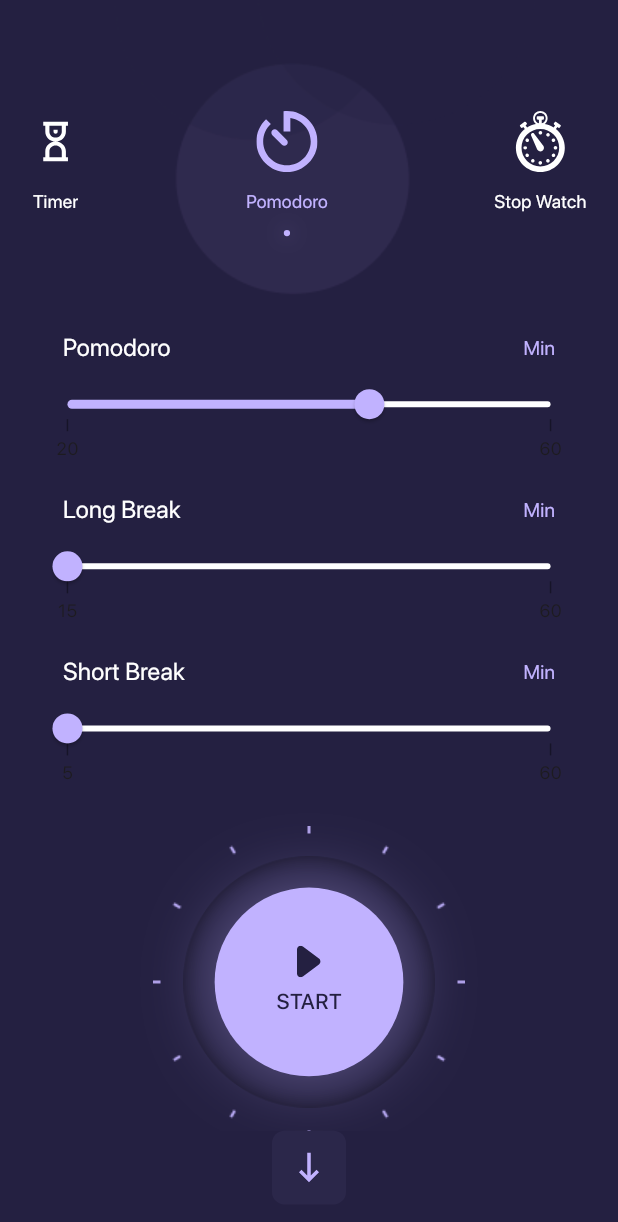
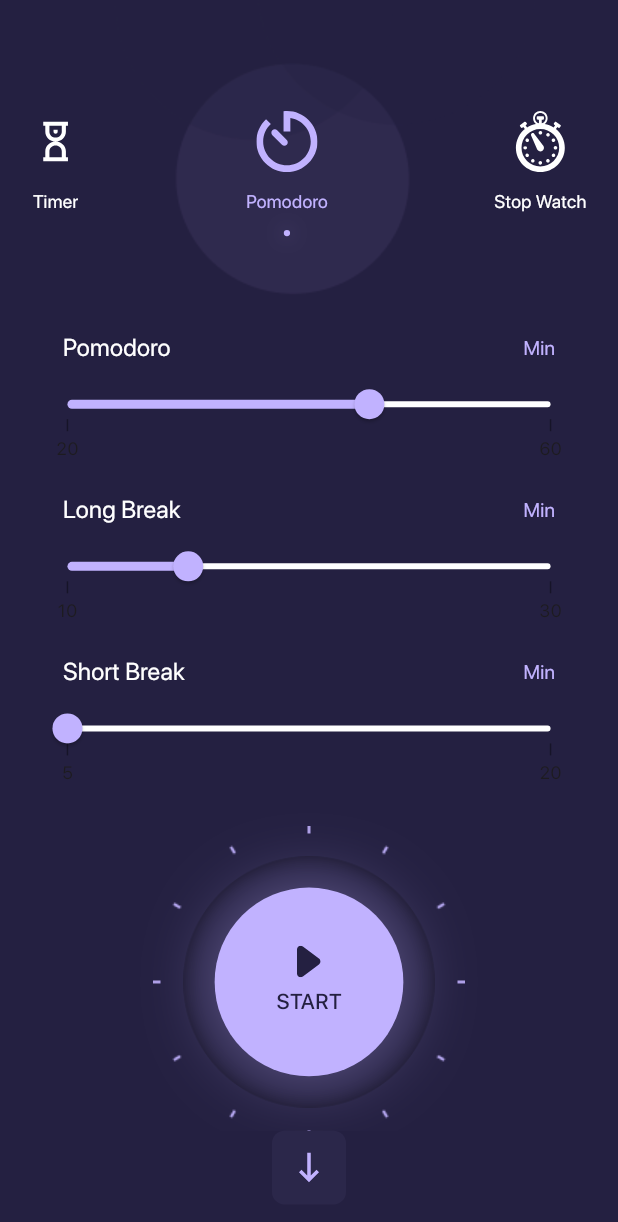
Before and after one commit to AnasKhaled1876/Smart-Work, a Flutter app: the PomodoroScreen screen opened by its route, after a tap on "Pomodoro", on a phone screen of 412 x 824 dp. Shown: the top 1222 px of the screen. Run offline on Flutter 3.47's test engine with Material 2 defaults, Android fonts, the phone set to English and light mode, and no system bars; drawn by our look-alikes of syncfusion_flutter_sliders; our stand-ins replace badges, dio, firebase_core, firebase_messaging, flutter_advanced_drawer, flutter_bloc and 8 more; missing offline and left inert: awesome_dio_interceptor, flutter_analog_clock, syncfusion_flutter_core; accounts and stored records are empty; statements that could not run were skipped; project files that could hold a hidden picture were left out.

Commit message:
Update Pomodoro timer settings and fix bugs

```diff
--- a/lib/presentation/screens/pomodoro.dart
+++ b/lib/presentation/screens/pomodoro.dart
@@ -91,7 +91,7 @@ class _PomodoroScreenState extends State<PomodoroScreen> {
                           InkWell(
                             splashColor: Colors.transparent,
                             onTap: () {
-                              cubit.changePomodoroMode(index: 0);
+                              cubit.changeTimeMode(index: 0);
                             },
                             child: ModeTile(
                               //TODO: Replace with sand clock
@@ -103,7 +103,7 @@ class _PomodoroScreenState extends State<PomodoroScreen> {
                           InkWell(
                             splashColor: Colors.transparent,
                             onTap: () {
-                              cubit.changePomodoroMode(index: 1);
+                              cubit.changeTimeMode(index: 1);
                             },
                             child: ModeTile(
                               icon: 'assets/icons/pomodoro.svg',
@@ -114,7 +114,7 @@ class _PomodoroScreenState extends State<PomodoroScreen> {
                           InkWell(
                             splashColor: Colors.transparent,
                             onTap: () {
-                              cubit.changePomodoroMode(index: 2);
+                              cubit.changeTimeMode(index: 2);
                             },
                             child: ModeTile(
                               icon: 'assets/icons/stopwatch.svg',
--- a/lib/presentation/widgets/pomodoro/pick_pomodoro_time.dart
+++ b/lib/presentation/widgets/pomodoro/pick_pomodoro_time.dart
@@ -40,8 +40,8 @@ class _PickPomodoroTimeState extends State<PickPomodoroTime> {
                 height: height * 20,
               ),
               TimeSlider(
-                  min: 15,
-                  max: 60,
+                  min: 10,
+                  max: 30,
                   title: "Long Break".i18n(),
                   onChanged: (value) {
                     cubit.changePomodoroTime(longBreak: value);
@@ -52,7 +52,7 @@ class _PickPomodoroTimeState extends State<PickPomodoroTime> {
               ),
               TimeSlider(
                 min: 5,
-                max: 60,
+                max: 20,
                 title: "Short Break".i18n(),
                 onChanged: (value) {
                   cubit.changePomodoroTime(shortBreak: value);
--- a/lib/presentation/widgets/pomodoro/pomodoro_widget.dart
+++ b/lib/presentation/widgets/pomodoro/pomodoro_widget.dart
@@ -37,11 +37,36 @@ class _PomodoroWidgetState extends State<PomodoroWidget>
     return BlocConsumer<AppCubit, AppState>(
       listener: (context, state) {},
       builder: (context, state) {
+        AppCubit cubit = AppCubit.get(context);
         return AnimatedSwitcher(
           duration: const Duration(milliseconds: 500),
-          child: AppCubit.get(context).pomodoroTimer != null
-              ? const PomodoroClock(
-                  stopWatch: false,
+          child: AppCubit.get(context).pomodoroDuration != Duration.zero
+              ? Column(
+                  mainAxisAlignment: MainAxisAlignment.center,
+                  children: [
+                    const PomodoroClock(
+                      stopWatch: false,
+                    ),
+                    SizedBox(
+                      height: width * 30,
+                    ),
+                    InkWell(
+                      onTap: () {
+                        if (cubit.pomodoroTimer != null) {
+                          cubit.resetPomodoroTimer();
+                        }
+                      },
+                      child: Text(
+                        'RESET',
+                        style: TextStyle(
+                          color: secondaryColor,
+                          fontSize: textSize * 22.93,
+                          fontFamily: 'SFPro',
+                          fontWeight: FontWeight.w500,
+                        ),
+                      ),
+                    )
+                  ],
                 )
               : const PickPomodoroTime(
                   stopWatch: false,
@@ -57,9 +82,11 @@ class TimeSlider extends StatelessWidget {
       {super.key,
       required this.onChanged,
       required this.value,
-      required this.title, required this.min, required this.max});
+      required this.title,
+      required this.min,
+      required this.max});
   final Function onChanged;
-  final double value,min,max;
+  final double value, min, max;
   final String title;
 
   @override
--- a/lib/presentation/widgets/pomodoro/start_clock.dart
+++ b/lib/presentation/widgets/pomodoro/start_clock.dart
@@ -25,6 +25,8 @@ class StartClock extends StatelessWidget {
           onTap: () {
             if (stopwatch) {
               cubit.startStopWatch();
+            } else {
+              cubit.startPomodoroTimer();
             }
           },
           child: Stack(
```
Also changed, not shown: lib/cubits/cubit/app_cubit.dart (+149 -12 lines), lib/main.dart (+6 -5 lines), lib/presentation/screens/home.dart (+32 -34 lines), lib/presentation/widgets/pomodoro/pomodoro_clock.dart (+27 -12 lines).
